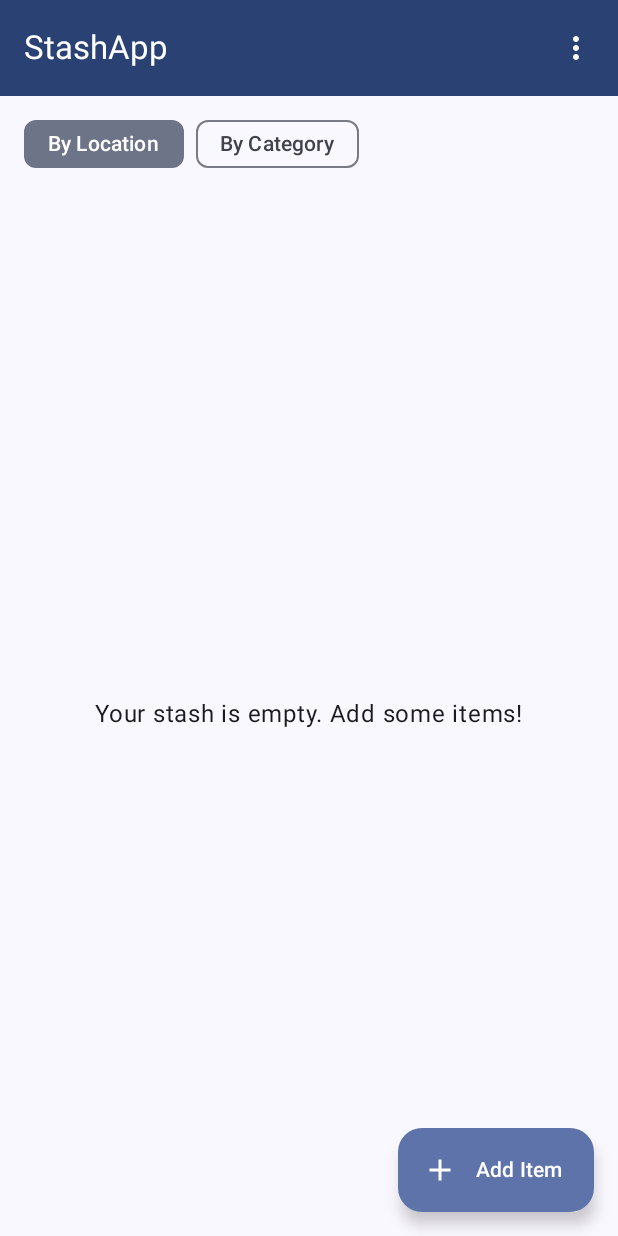
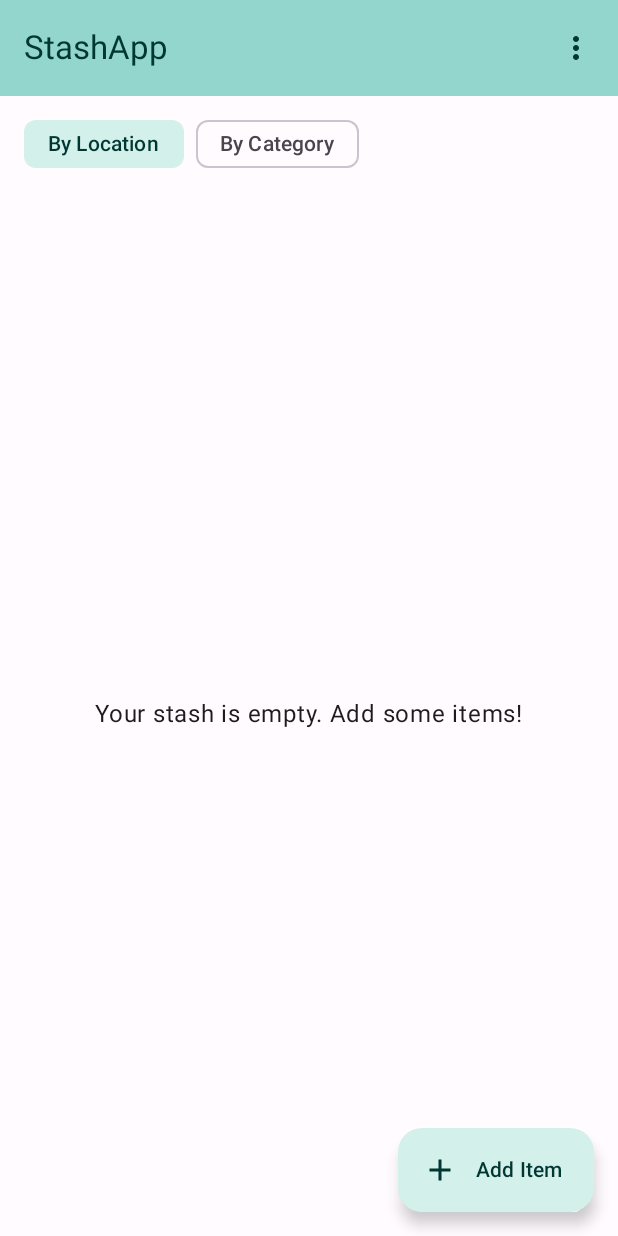
Before and after one commit to MilanPol/StashApp, an Android app built with Jetpack Compose: the screen it shows after launch (MainActivity), on a phone screen of 412 x 824 dp. Run offline under Robolectric (Android 15) with nearby library versions, the light colour scheme and no system bars.

Commit message:
Brand theming: logo-derived teal color scheme and custom app icon

```diff
--- a/app/src/main/AndroidManifest.xml
+++ b/app/src/main/AndroidManifest.xml
@@ -4,6 +4,7 @@
     <application
         android:allowBackup="true"
         android:icon="@mipmap/ic_launcher"
+        android:roundIcon="@mipmap/ic_launcher_round"
         android:label="@string/app_name"
         android:supportsRtl="true"
         android:theme="@style/Theme.StashApp">
--- a/app/src/main/java/com/stashapp/android/ui/theme/Color.kt
+++ b/app/src/main/java/com/stashapp/android/ui/theme/Color.kt
@@ -2,8 +2,11 @@ package com.stashapp.android.ui.theme
 
 import androidx.compose.ui.graphics.Color
 
-val Teal80 = Color(0xFF4FC3F7)
-val Teal40 = Color(0xFF0288D1)
+// Logo-derived brand palette
+val LogoTeal = Color(0xFF93D6CD)          // Primary – header bar
+val LogoTealDark = Color(0xFF4DB8A9)      // Darker variant – FAB, buttons
+val LogoTealLight = Color(0xFFD4F0EB)     // Light variant – chips, containers
+val LogoTealOnDark = Color(0xFF003733)    // Text on teal surfaces
 
 val Green80 = Color(0xFFA5D6A7)
 val Green40 = Color(0xFF388E3C)
@@ -11,5 +14,5 @@ val Green40 = Color(0xFF388E3C)
 val Amber80 = Color(0xFFFFD54F)
 val Amber40 = Color(0xFFFFA000)
 
-val SurfaceDark = Color(0xFF1E1E1E)
-val SurfaceLight = Color(0xFFFFFFFF)
+val SurfaceDark = Color(0xFF1A1C1E)
+val SurfaceLight = Color(0xFFFFFBFF)
--- a/app/src/main/java/com/stashapp/android/ui/theme/Theme.kt
+++ b/app/src/main/java/com/stashapp/android/ui/theme/Theme.kt
@@ -10,22 +10,33 @@ import androidx.compose.material3.dynamicLightColorScheme
 import androidx.compose.material3.lightColorScheme
 import androidx.compose.runtime.Composable
 import androidx.compose.runtime.SideEffect
+import androidx.compose.ui.graphics.Color
 import androidx.compose.ui.graphics.toArgb
 import androidx.compose.ui.platform.LocalContext
 import androidx.compose.ui.platform.LocalView
 import androidx.core.view.WindowCompat
 
 private val DarkColorScheme = darkColorScheme(
-    primary = Teal80,
+    primary = LogoTeal,
+    onPrimary = LogoTealOnDark,
+    primaryContainer = LogoTealDark,
+    onPrimaryContainer = Color.White,
     secondary = Green80,
+    secondaryContainer = LogoTealDark,
+    onSecondaryContainer = Color.White,
     tertiary = Amber80,
     background = SurfaceDark,
     surface = SurfaceDark,
 )
 
 private val LightColorScheme = lightColorScheme(
-    primary = Teal40,
+    primary = LogoTeal,
+    onPrimary = LogoTealOnDark,
+    primaryContainer = LogoTealLight,
+    onPrimaryContainer = LogoTealOnDark,
     secondary = Green40,
+    secondaryContainer = LogoTealLight,
+    onSecondaryContainer = LogoTealOnDark,
     tertiary = Amber40,
     background = SurfaceLight,
     surface = SurfaceLight,
@@ -34,7 +45,7 @@ private val LightColorScheme = lightColorScheme(
 @Composable
 fun StashAppTheme(
     darkTheme: Boolean = isSystemInDarkTheme(),
-    dynamicColor: Boolean = true,
+    dynamicColor: Boolean = false,
     content: @Composable () -> Unit
 ) {
     val colorScheme = when {
--- a/app/src/main/res/mipmap-anydpi-v26/ic_launcher.xml
+++ /dev/null
@@ -1,5 +0,0 @@
-<?xml version="1.0" encoding="utf-8"?>
-<adaptive-icon xmlns:android="http://schemas.android.com/apk/res/android">
-    <background android:drawable="@drawable/ic_launcher_background" />
-    <foreground android:drawable="@drawable/ic_launcher_foreground" />
-</adaptive-icon>
```
Also changed, not shown: app/src/main/res/drawable/ic_launcher_background.xml (deleted, +0 -9 lines), app/src/main/res/drawable/ic_launcher_foreground.xml (deleted, +0 -9 lines), app/src/main/res/mipmap-hdpi/ic_launcher.png (added), app/src/main/res/mipmap-hdpi/ic_launcher_round.png (added), app/src/main/res/mipmap-mdpi/ic_launcher.png (added), app/src/main/res/mipmap-mdpi/ic_launcher_round.png (added), app/src/main/res/mipmap-xhdpi/ic_launcher.png (added), app/src/main/res/mipmap-xhdpi/ic_launcher_round.png (added), app/src/main/res/mipmap-xxhdpi/ic_launcher.png (added), app/src/main/res/mipmap-xxhdpi/ic_launcher_round.png (added), app/src/main/res/mipmap-xxxhdpi/ic_launcher.png (added), app/src/main/res/mipmap-xxxhdpi/ic_launcher_round.png (added), 1 other file.
